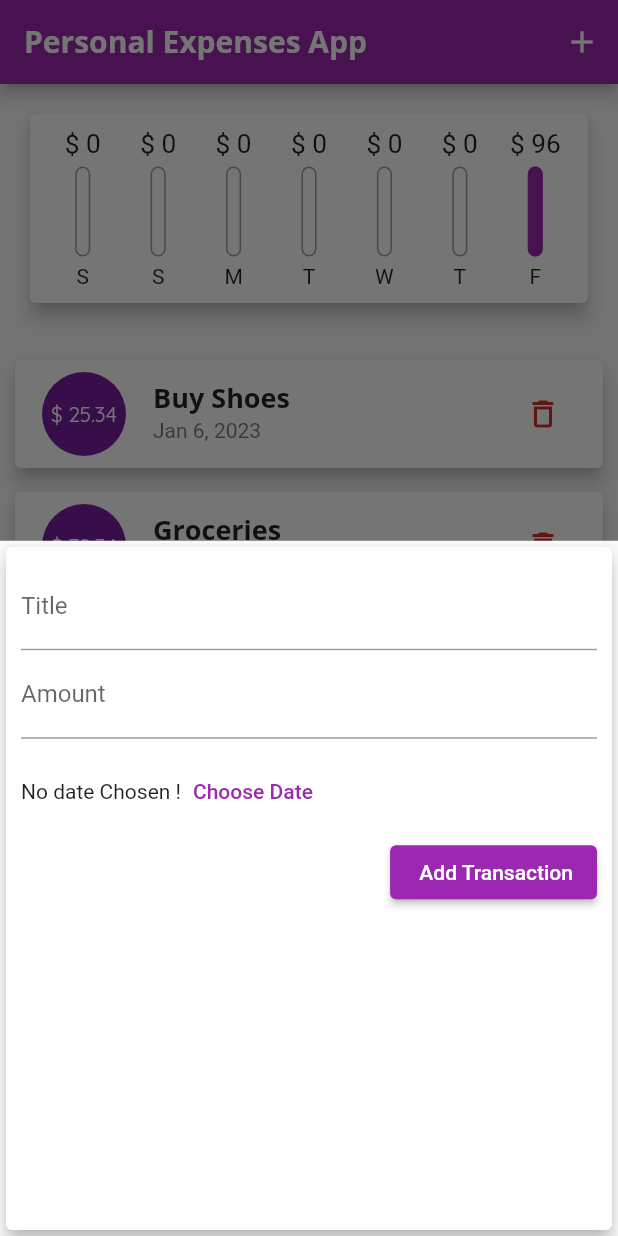
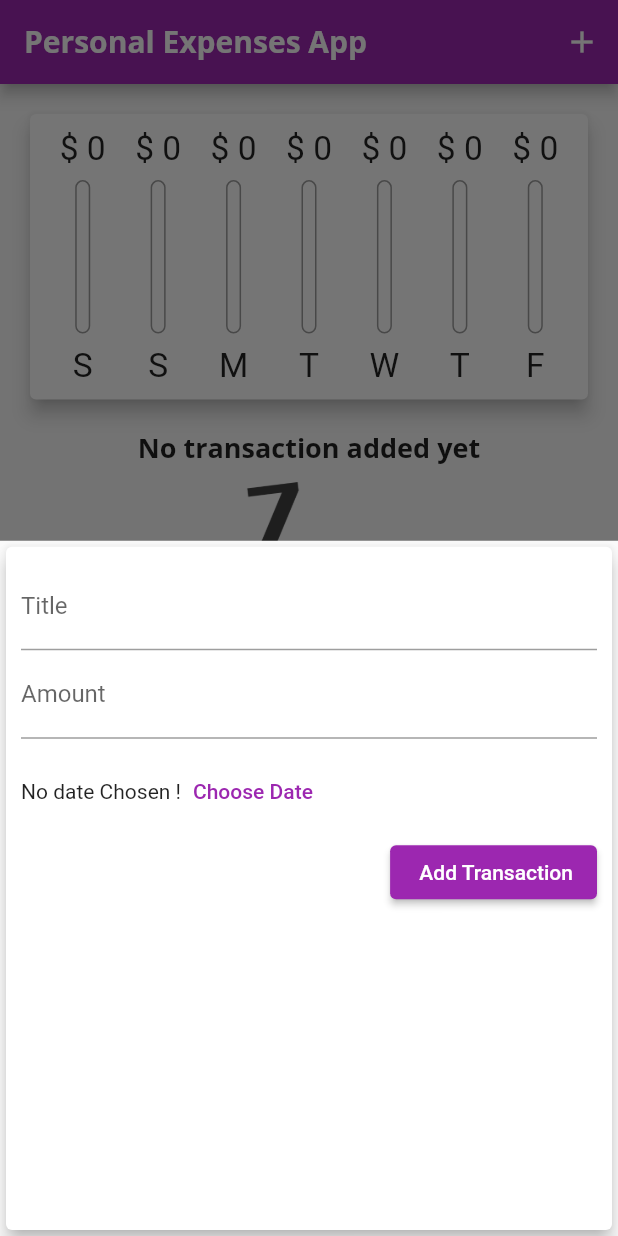
Before and after one commit to Manoj882/personal_expenses_app, a Flutter app: the screen it shows after launch, after a tap on the "add" icon, on a phone screen of 412 x 824 dp. Run offline on Flutter 3.47's test engine with Material 2 defaults, Android fonts, the phone set to English and light mode, and no system bars.

Commit message:
calculated the size dynamically and used Layout Builder to fix the size of chart bar

```diff
--- a/lib/main.dart
+++ b/lib/main.dart
@@ -47,18 +47,18 @@ class MyHomePage extends StatefulWidget {
 
 class _MyHomePageState extends State<MyHomePage> {
   final List<Transaction> _userTransactions = [
-    Transaction(
-      id: 't1',
-      title: 'Buy Shoes',
-      amount: 25.34,
-      date: DateTime.now(),
-    ),
-    Transaction(
-      id: 't2',
-      title: 'Groceries',
-      amount: 70.34,
-      date: DateTime.now(),
-    ),
+    // Transaction(
+    //   id: 't1',
+    //   title: 'Buy Shoes',
+    //   amount: 25.34,
+    //   date: DateTime.now(),
+    // ),
+    // Transaction(
+    //   id: 't2',
+    //   title: 'Groceries',
+    //   amount: 70.34,
+    //   date: DateTime.now(),
+    // ),
   ];
 
   List<Transaction> get _recentTransactions {
@@ -71,7 +71,8 @@ class _MyHomePageState extends State<MyHomePage> {
     }).toList();
   }
 
-  void _addNewTransaction(String transTitle, double transAmount, DateTime chosenDate) {
+  void _addNewTransaction(
+      String transTitle, double transAmount, DateTime chosenDate) {
     final newTransaction = Transaction(
       id: DateTime.now().toString(),
       title: transTitle,
@@ -83,7 +84,7 @@ class _MyHomePageState extends State<MyHomePage> {
     });
   }
 
-  void _deleteTransaction(String id){
+  void _deleteTransaction(String id) {
     setState(() {
       _userTransactions.removeWhere((trans) => trans.id == id);
     });
@@ -106,8 +107,7 @@ class _MyHomePageState extends State<MyHomePage> {
 
   @override
   Widget build(BuildContext context) {
-    return Scaffold(
-      appBar: AppBar(
+    final appBar = AppBar(
       title: Text('Personal Expenses App'),
       actions: [
         IconButton(
@@ -117,16 +117,29 @@ class _MyHomePageState extends State<MyHomePage> {
           ),
         ),
       ],
-      ),
+    );
+    return Scaffold(
+      appBar: appBar,
       body: SingleChildScrollView(
         child: Column(
           crossAxisAlignment: CrossAxisAlignment.stretch,
           children: [
-            Chart(recentTransaction: _recentTransactions),
-            SizedBox(
-              height: 10,
+            Container(
+              height: (MediaQuery.of(context).size.height -
+                      appBar.preferredSize.height -
+                      MediaQuery.of(context).padding.top) *
+                  0.3,
+              child: Chart(recentTransaction: _recentTransactions),
             ),
-            TransactionList(transactions: _userTransactions, deleteTrans: _deleteTransaction),
+            Container(
+              height: (MediaQuery.of(context).size.height -
+                      appBar.preferredSize.height -
+                      MediaQuery.of(context).padding.top) *
+                  0.7,
+              child: TransactionList(
+                  transactions: _userTransactions,
+                  deleteTrans: _deleteTransaction),
+            ),
           ],
         ),
       ),
--- a/lib/widgets/chart.dart
+++ b/lib/widgets/chart.dart
@@ -41,7 +41,7 @@ class Chart extends StatelessWidget {
 
   @override
   Widget build(BuildContext context) {
-    print(groupedTransactionValue);
+    // print(groupedTransactionValue);
     return Card(
       elevation: 5,
       margin: EdgeInsets.all(20),
--- a/lib/widgets/chart_bar.dart
+++ b/lib/widgets/chart_bar.dart
@@ -13,19 +13,20 @@ class ChartBar extends StatelessWidget {
 
   @override
   Widget build(BuildContext context) {
+    return LayoutBuilder(builder: (ctx, constraints) {
       return Column(
         children: [
           Container(
-          height: 20,
+            height: constraints.maxHeight * 0.15,
             child: FittedBox(
               child: Text('\$ ${spendingAmount.toStringAsFixed(0)}'),
             ),
           ),
           SizedBox(
-          height: 5,
+            height: constraints.maxHeight * 0.05,
           ),
           Container(
-          height: 60,
+            height: constraints.maxHeight * 0.6,
             width: 10,
             child: Stack(
               children: [
@@ -51,10 +52,16 @@ class ChartBar extends StatelessWidget {
             ),
           ),
           SizedBox(
-          height: 5,
+            height: constraints.maxHeight * 0.05,
           ),
-        Text(label),
+          Container(
+            height: constraints.maxHeight * 0.15,
+            child: FittedBox(
+              child: Text(label),
+            ),
+          ),
         ],
       );
+    });
   }
 }
--- a/lib/widgets/transaction_list.dart
+++ b/lib/widgets/transaction_list.dart
@@ -13,9 +13,7 @@ class TransactionList extends StatelessWidget {
   final Function deleteTrans;
   @override
   Widget build(BuildContext context) {
-    return Container(
-      height: 300,
-      child: transactions.isEmpty
+    return transactions.isEmpty
         ? Column(
             children: [
               Text(
@@ -72,7 +70,6 @@ class TransactionList extends StatelessWidget {
                 ),
               );
             },
-            ),
           );
   }
 }
```
Lines whose indentation alone changed are shown as unchanged.
